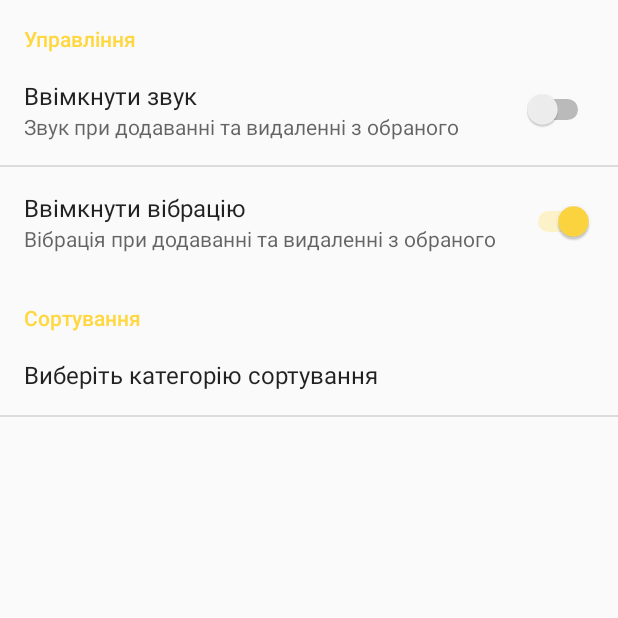
After one commit to andrey-popovich/NBY, an Android app: the SettingsActivity screen opened directly, with no data from a screen before it, on a phone screen of 412 x 824 dp, the top half of it. The commit adds this screen. Run offline under Robolectric (Android 15) with nearby library versions, the phone set to English and light mode, and no system bars.

Commit message:
Settings added (#6)

```diff
--- a/app/src/main/java/com/andrey/nby/data/prefs/PreferencesHelper.java
+++ b/app/src/main/java/com/andrey/nby/data/prefs/PreferencesHelper.java
@@ -1,4 +1,5 @@
 package com.andrey.nby.data.prefs;
 
 public interface PreferencesHelper {
+    String getSortString();
 }
--- a/app/src/main/java/com/andrey/nby/di/component/ApplicationComponent.java
+++ b/app/src/main/java/com/andrey/nby/di/component/ApplicationComponent.java
@@ -7,6 +7,7 @@ import com.andrey.nby.data.repositories.DatabaseHelperImpl;
 import com.andrey.nby.di.module.ApplicationModule;
 import com.andrey.nby.ui.currencyListAdapter.CurrencyAdapter;
 import com.andrey.nby.ui.currencyListAdapter.CurrencyPresenter;
+import com.andrey.nby.ui.fragments.CurrenciesFragment;
 import com.andrey.nby.ui.mainScreen.MainActivity;
 import com.andrey.nby.ui.mainScreen.MainScreenPresenter;
 
@@ -27,4 +28,6 @@ public interface ApplicationComponent {
 
     void inject(CurrencyPresenter currencyPresenter);
     void inject(CurrencyAdapter currencyAdapter);
+
+    void inject(CurrenciesFragment currenciesFragment);
 }
--- a/app/src/main/java/com/andrey/nby/di/module/ApplicationModule.java
+++ b/app/src/main/java/com/andrey/nby/di/module/ApplicationModule.java
@@ -7,6 +7,7 @@ import com.andrey.nby.data.DataManager;
 import com.andrey.nby.data.prefs.PreferencesHelperImp;
 import com.andrey.nby.data.repositories.DatabaseHelperImpl;
 import com.andrey.nby.ui.currencyListAdapter.CurrencyPresenter;
+import com.andrey.nby.ui.fragments.CurrenciesFragment;
 import com.andrey.nby.ui.mainScreen.MainActivity;
 import com.andrey.nby.ui.mainScreen.MainScreenPresenter;
 
--- a/app/src/main/java/com/andrey/nby/ui/mainScreen/MainScreenPresenter.java
+++ b/app/src/main/java/com/andrey/nby/ui/mainScreen/MainScreenPresenter.java
@@ -22,5 +22,6 @@ public class MainScreenPresenter {
     }
 
     public void startLoadingAnimation() {
+
     }
 }
--- /dev/null
+++ b/app/src/main/java/com/andrey/nby/ui/settings/SettingsActivity.java
@@ -0,0 +1,27 @@
+package com.andrey.nby.ui.settings;
+
+import android.os.Bundle;
+import android.preference.PreferenceActivity;
+import android.preference.PreferenceFragment;
+
+import com.andrey.nby.R;
+
+public class SettingsActivity extends PreferenceActivity{
+
+    @Override
+    public void onCreate(Bundle savedInstanceState) {
+        super.onCreate(savedInstanceState);
+        getFragmentManager().beginTransaction().replace(android.R.id.content, new MyPreferenceFragment()).commit();
+    }
+
+    public static class MyPreferenceFragment extends PreferenceFragment
+    {
+        @Override
+        public void onCreate(final Bundle savedInstanceState)
+        {
+            super.onCreate(savedInstanceState);
+            addPreferencesFromResource(R.xml.pref);
+        }
+    }
+
+}
--- a/app/src/main/res/anim/loading.xml
+++ b/app/src/main/res/anim/loading.xml
@@ -2,7 +2,7 @@
 <set  xmlns:android="http://schemas.android.com/apk/res/android">
 
 <rotate
-    android:duration="2500"
+    android:duration="1500"
     android:interpolator="@android:anim/linear_interpolator"
     android:pivotX="50%"
     android:pivotY="50%"
--- a/app/src/main/res/drawable/hrivna.xml
+++ b/app/src/main/res/drawable/hrivna.xml
@@ -1,6 +1,6 @@
 <vector xmlns:android="http://schemas.android.com/apk/res/android"
-    android:width="24dp"
-    android:height="24dp"
+    android:width="48dp"
+    android:height="48dp"
     android:viewportHeight="377.0"
     android:viewportWidth="377.0">
     <path
--- a/app/src/main/res/values/strings.xml
+++ b/app/src/main/res/values/strings.xml
@@ -5,4 +5,21 @@
     <string name="on_delete">Дані було видалено</string>
     <string name="currencies_list">Всі валюти</string>
     <string name="favorites">Обране</string>
+    <string name="settings_controls">Управління</string>
+    <string name="settings_sounds_title">Ввімкнути звук</string>
+    <string name="settings_vibration_title">Ввімкнути вібрацію</string>
+    <string name="settings_sounds_summary">Звук при додаванні та видаленні з обраного</string>
+    <string name="settings_vibration_summary">Вібрація при додаванні та видаленні з обраного</string>
+    <string name="settings_title">Налаштування</string>
+    <string name="settings_sort">Сортування</string>
+
+    <string-array name="sortList">
+        <item>За цінністю валюти</item>
+        <item>За символьним кодом</item>
+    </string-array>
+
+    <string-array name="sortValues">
+        <item>1</item>
+        <item>2</item>
+    </string-array>
 </resources>
--- /dev/null
+++ b/app/src/main/res/xml/pref.xml
@@ -0,0 +1,27 @@
+<?xml version="1.0" encoding="utf-8"?>
+<PreferenceScreen xmlns:android="http://schemas.android.com/apk/res/android">
+
+    <PreferenceCategory android:title="@string/settings_controls">
+        <SwitchPreference
+            android:defaultValue="false"
+            android:key="soundsOn"
+            android:summary="@string/settings_sounds_summary"
+            android:title="@string/settings_sounds_title" />
+        <SwitchPreference
+            android:defaultValue="true"
+            android:key="vibrationOn"
+            android:summary="@string/settings_vibration_summary"
+            android:title="@string/settings_vibration_title" />
+    </PreferenceCategory>
+
+    <PreferenceCategory
+        android:title="@string/settings_sort">
+        <ListPreference
+            android:title="Виберіть категорію сортування"
+            android:key="sortList"
+            android:defaultValue="1"
+            android:entries="@array/sortList"
+            android:entryValues="@array/sortValues" />
+    </PreferenceCategory>
+
+</PreferenceScreen>
```
Also changed, not shown: app/src/main/AndroidManifest.xml (+12 -3 lines), app/src/main/java/com/andrey/nby/data/prefs/PreferencesHelperImp.java (+50 -0 lines), app/src/main/java/com/andrey/nby/data/repositories/DatabaseHelperImpl.java (+6 -1 lines), app/src/main/java/com/andrey/nby/ui/currencyListAdapter/CurrencyPresenter.java (+8 -2 lines), app/src/main/java/com/andrey/nby/ui/fragments/CurrenciesFragment.java (+12 -2 lines), app/src/main/java/com/andrey/nby/ui/mainScreen/MainActivity.java (+22 -0 lines), app/src/main/res/menu/item_menu.xml (added, +9 -0 lines), 1 other file.
